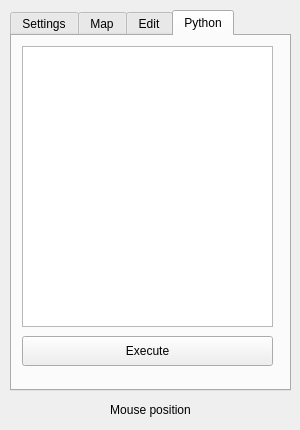
Qt form Annchienta/games/editor/editor.ui (sago007/annchienta) before a commit.
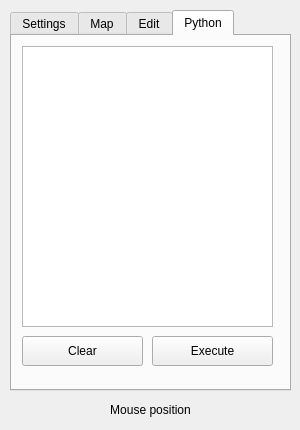
The same form after that commit. The open tabs and pages were chosen to show the change.

Commit message: Added clear python code button to editor.

```diff
--- a/Annchienta/games/editor/editor.ui
+++ b/Annchienta/games/editor/editor.ui
@@ -527,9 +527,9 @@
     <widget class="QPushButton" name="pythonExecuteButton" >
      <property name="geometry" >
       <rect>
-       <x>10</x>
+       <x>140</x>
        <y>300</y>
-       <width>251</width>
+       <width>121</width>
        <height>30</height>
       </rect>
      </property>
@@ -545,6 +545,28 @@
        <width>251</width>
        <height>281</height>
       </rect>
+     </property>
+     <property name="html" >
+      <string>&lt;html>&lt;head>&lt;meta name="qrichtext" content="1" />&lt;style type="text/css">
+p, li { white-space: pre-wrap; }
+&lt;/style>&lt;/head>&lt;body style=" font-family:'Sans Serif'; font-size:10pt; font-weight:400; font-style:normal;">
+&lt;p style="-qt-paragraph-type:empty; margin-top:0px; margin-bottom:0px; margin-left:0px; margin-right:0px; -qt-block-indent:0; text-indent:0px;">&lt;/p>&lt;/body>&lt;/html></string>
+     </property>
+     <property name="acceptRichText" >
+      <bool>false</bool>
+     </property>
+    </widget>
+    <widget class="QPushButton" name="pythonClearButton" >
+     <property name="geometry" >
+      <rect>
+       <x>10</x>
+       <y>300</y>
+       <width>121</width>
+       <height>30</height>
+      </rect>
+     </property>
+     <property name="text" >
+      <string>Clear</string>
      </property>
     </widget>
    </widget>
```
The commit also changes 1 other file.
